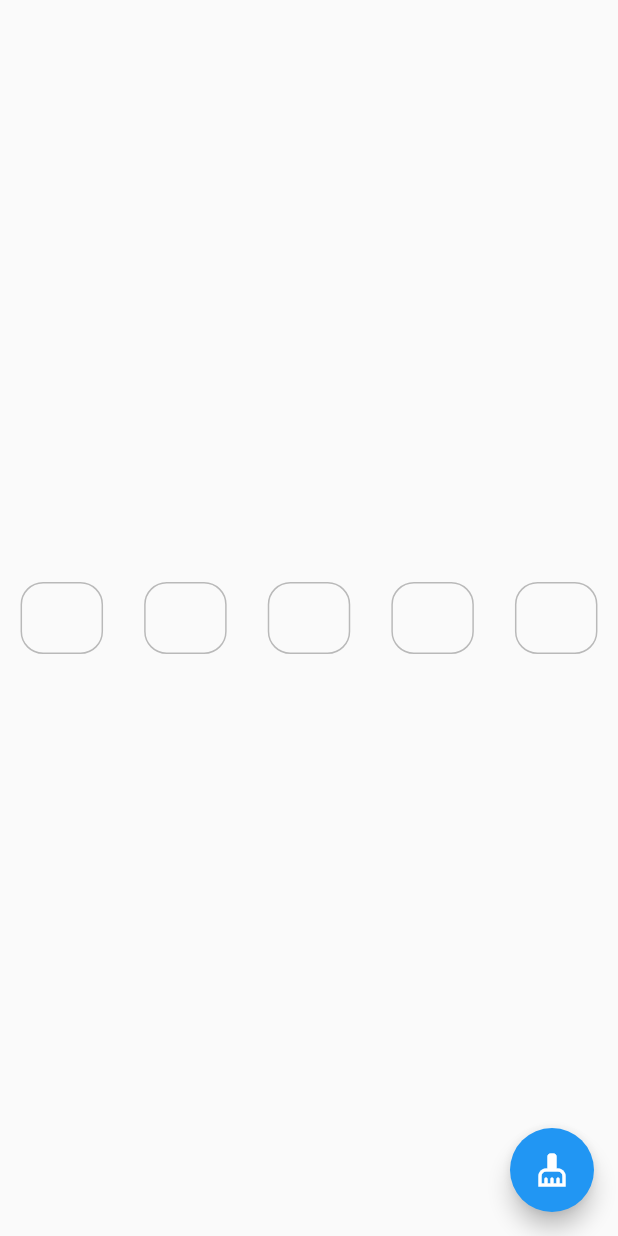
After one commit to Justinjj10/test_new_flutter, a Flutter app: the OtpPage screen opened directly, after a tap on the "cleaning services" icon, on a phone screen of 412 x 824 dp. The commit adds this screen. Run offline on Flutter 3.47's test engine with Material 2 defaults, Android fonts, the light colour scheme and no system bars; drawn by our look-alikes of otp_text_field; our stand-ins replace basic_utils, connectivity, convert, device_info_plus, get_it, intl_phone_field and 3 more; missing offline and left inert: connectivity_for_web, dart:ffi, device_info_plus_web, pointycastle; accounts and stored records are empty.

Commit message:
added new files

```diff
--- /dev/null
+++ b/lib/constants/asset_helper.dart
@@ -0,0 +1,11 @@
+class AssetsHelper {
+  AssetsHelper._();
+  static const String _imagesRoot = "assets/images/";
+// images
+  static const String splashBg = "${_imagesRoot}splashscreen_bg";
+
+
+// svgs
+ // static const String heartOutlineSvg = "${_imagesRoot}svg/heart.svg";
+
+}
--- a/lib/screens/login/login_view.dart
+++ b/lib/screens/login/login_view.dart
@@ -7,7 +7,6 @@ import 'package:intl_phone_field/intl_phone_field.dart';
 // ignore: must_be_immutable
 class LoginScreen extends StatelessWidget {
   LoginScreen({Key? key}) : super(key: key);
-
 
   @override
   Widget build(BuildContext context) {
--- /dev/null
+++ b/lib/screens/otp/otp_view.dart
@@ -0,0 +1,48 @@
+import 'package:flutter/material.dart';
+import 'package:otp_text_field/otp_field.dart';
+import 'package:otp_text_field/style.dart';
+
+class OtpPage extends StatefulWidget {
+  OtpPage({Key? key, this.title}) : super(key: key);
+  final String? title;
+
+  @override
+  _OtpPageState createState() => _OtpPageState();
+}
+
+class _OtpPageState extends State<OtpPage> {
+  OtpFieldController otpController = OtpFieldController();
+
+  @override
+  Widget build(BuildContext context) {
+    return Scaffold(
+      floatingActionButton: FloatingActionButton(
+        child: Icon(Icons.cleaning_services),
+        onPressed: () {
+          print("Floating button was pressed.");
+          otpController.clear();
+          // otpController.set(['2', '3', '5', '5', '7']);
+          // otpController.setValue('3', 0);
+          // otpController.setFocus(1);
+        },
+      ),
+      body: Center(
+        child: OTPTextField(
+            controller: otpController,
+            length: 5,
+            width: MediaQuery.of(context).size.width,
+            textFieldAlignment: MainAxisAlignment.spaceAround,
+            fieldWidth: 55,
+            fieldStyle: FieldStyle.box,
+            outlineBorderRadius: 15,
+            style: TextStyle(fontSize: 17),
+            onChanged: (pin) {
+              print("Changed: " + pin);
+            },
+            onCompleted: (pin) {
+              print("Completed: " + pin);
+            }),
+      ),
+    );
+  }
+}
--- a/widget_test.dart
+++ b/widget_test.dart
@@ -6,9 +6,10 @@
 // tree, read text, and verify that the values of widget properties are correct.
 
 import 'package:flutter/material.dart';
+import 'package:flutter_cashrich/main.dart';
 import 'package:flutter_test/flutter_test.dart';
 
-import 'package:cash_main/main.dart';
+import './lib/main.dart';
 
 void main() {
   testWidgets('Counter increments smoke test', (WidgetTester tester) async {
```
Also changed, not shown: pubspec.yaml (+3 -8 lines), asset/images/splashscreen_bg.png (added), pubspec.lock, 2 other files.
